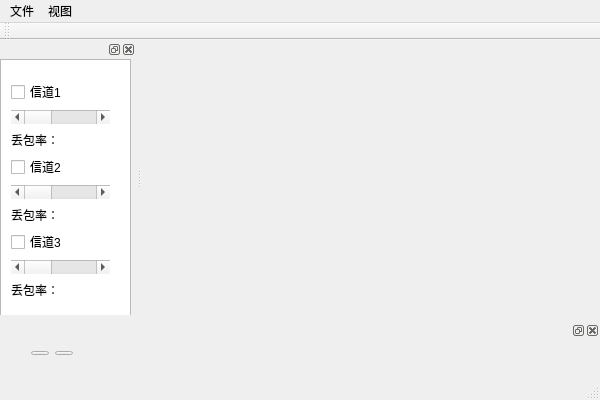
Before: the Qt Designer form Channel_sim/Channel_sim.ui in Marc0H4/Channel_sim, drawn with Qt 5.
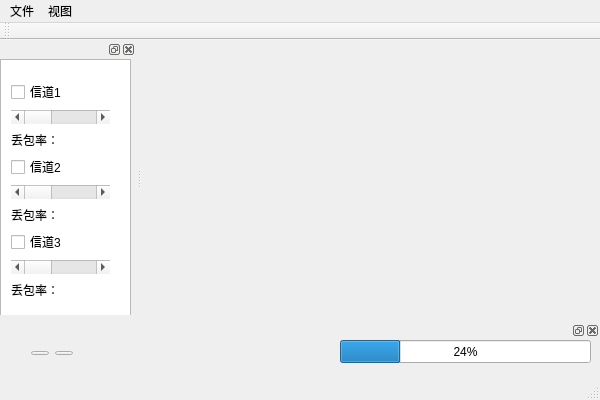
After: the same form once the commit is applied. Icons and pictures are not drawn.

What changed in the file:
```diff
--- a/Channel_sim/Channel_sim.ui
+++ b/Channel_sim/Channel_sim.ui
@@ -244,6 +244,19 @@
       </item>
      </layout>
     </widget>
+    <widget class="QProgressBar" name="progressBar">
+     <property name="geometry">
+      <rect>
+       <x>340</x>
+       <y>0</y>
+       <width>251</width>
+       <height>23</height>
+      </rect>
+     </property>
+     <property name="value">
+      <number>24</number>
+     </property>
+    </widget>
    </widget>
   </widget>
   <widget class="QStatusBar" name="statusBar"/>
```
